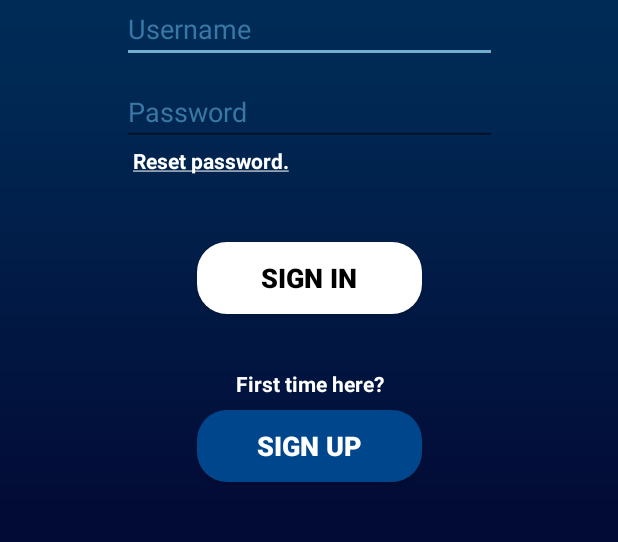
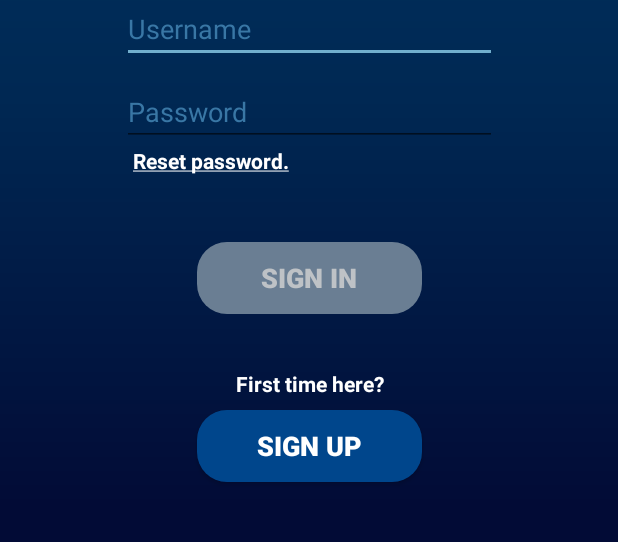
Before and after one commit to phsa/lifemove, an Android app: the screen it shows after launch (LoginActivity), on a phone screen of 412 x 824 dp, the part 313-855 px from its top. Run offline under Robolectric (Android 15) with nearby library versions, the phone set to English and light mode, and no system bars.

Commit message:
refactoring/demo_fixes: login screen view elements behavior configured

```diff
--- a/android/app/src/main/res/drawable/light_rounded_button.xml
+++ b/android/app/src/main/res/drawable/light_rounded_button.xml
@@ -1,11 +1,13 @@
 <?xml version="1.0" encoding="utf-8"?>
 <selector xmlns:android="http://schemas.android.com/apk/res/android" >
+
     <item android:state_pressed="true" >
         <shape android:shape="rectangle"  >
             <corners android:radius="@dimen/button_radius" />
             <gradient android:angle="-90" android:startColor="@color/dark_highlight" android:endColor="@color/dark_highlight"  />
         </shape>
     </item>
+
     <item android:state_focused="true">
         <shape android:shape="rectangle"  >
             <corners android:radius="@dimen/button_radius" />
@@ -13,6 +15,15 @@
             <solid android:color="@color/highlight"/>
         </shape>
     </item>
+
+    <item android:state_enabled="false">
+        <shape android:shape="rectangle"  >
+            <corners android:radius="@dimen/button_radius" />
+            <stroke android:width="0dip" android:color="@color/disabling" />
+            <solid android:color="@color/disabling"/>
+        </shape>
+    </item>
+
     <item >
         <shape android:shape="rectangle"  >
             <corners android:radius="@dimen/button_radius" />
--- a/android/app/src/main/res/drawable/primary_rounded_button.xml
+++ b/android/app/src/main/res/drawable/primary_rounded_button.xml
@@ -1,11 +1,13 @@
 <?xml version="1.0" encoding="utf-8"?>
 <selector xmlns:android="http://schemas.android.com/apk/res/android" >
+
     <item android:state_pressed="true" >
         <shape android:shape="rectangle"  >
             <corners android:radius="@dimen/button_radius" />
-        <gradient android:angle="-90" android:startColor="@color/soft_highlight" android:endColor="@color/soft_highlight"  />
+            <gradient android:angle="-90" android:startColor="@color/dark_highlight" android:endColor="@color/dark_highlight"  />
         </shape>
     </item>
+
     <item android:state_focused="true">
         <shape android:shape="rectangle"  >
             <corners android:radius="@dimen/button_radius" />
@@ -13,6 +15,15 @@
             <solid android:color="@color/highlight"/>
         </shape>
     </item>
+
+    <item android:state_enabled="false">
+        <shape android:shape="rectangle"  >
+            <corners android:radius="@dimen/button_radius" />
+            <stroke android:width="0dip" android:color="@color/disabling" />
+            <solid android:color="@color/disabling"/>
+        </shape>
+    </item>
+
     <item >
         <shape android:shape="rectangle"  >
             <corners android:radius="@dimen/button_radius" />
--- a/android/app/src/main/res/layout-land-v21/login_activity.xml
+++ b/android/app/src/main/res/layout-land-v21/login_activity.xml
@@ -28,10 +28,10 @@
         android:layout_width="0dp"
         android:layout_height="wrap_content"
         android:hint="@string/hint_username"
-        android:textColorHint="@color/hint_color"
+        android:textColorHint="@color/hint"
         android:backgroundTint="@color/light_highlight"
         android:inputType="textEmailAddress"
-        android:textColor="@color/input_field_color"
+        android:textColor="@color/input_field"
         app:layout_constraintWidth_percent="0.45"
         app:layout_constraintEnd_toEndOf="parent"
         app:layout_constraintStart_toEndOf="@+id/login_logo_holder"
@@ -44,9 +44,9 @@
         android:layout_width="0dp"
         android:layout_height="wrap_content"
         android:hint="@string/hint_password"
-        android:textColorHint="@color/hint_color"
+        android:textColorHint="@color/hint"
         android:inputType="textPassword"
-        android:textColor="@color/input_field_color"
+        android:textColor="@color/input_field"
         android:backgroundTint="@color/light_highlight"
         app:layout_constraintWidth_percent="0.45"
         app:layout_constraintTop_toBottomOf="@+id/login_username_field"
@@ -62,9 +62,10 @@
         android:layout_width="wrap_content"
         android:layout_height="wrap_content"
         android:minWidth="@dimen/button_width"
+        android:enabled="false"
         android:background="@drawable/light_rounded_button"
         android:text="@string/prompt_sign_in"
-        android:textColor="@color/black"
+        android:textColor="@color/disabled_text"
         android:textSize="@dimen/button_text_size"
         android:textStyle="bold"
         app:layout_constraintBottom_toBottomOf="parent"
--- a/android/app/src/main/res/layout-land/login_activity.xml
+++ b/android/app/src/main/res/layout-land/login_activity.xml
@@ -29,9 +29,9 @@
         android:layout_width="0dp"
         android:layout_height="wrap_content"
         android:hint="@string/hint_username"
-        android:textColorHint="@color/hint_color"
+        android:textColorHint="@color/hint"
         android:inputType="textEmailAddress"
-        android:textColor="@color/input_field_color"
+        android:textColor="@color/input_field"
         app:layout_constraintWidth_percent="0.45"
         app:layout_constraintEnd_toEndOf="parent"
         app:layout_constraintStart_toEndOf="@+id/login_logo_holder"
@@ -43,9 +43,9 @@
         android:layout_width="0dp"
         android:layout_height="wrap_content"
         android:hint="@string/hint_password"
-        android:textColorHint="@color/hint_color"
+        android:textColorHint="@color/hint"
         android:inputType="textPassword"
-        android:textColor="@color/input_field_color"
+        android:textColor="@color/input_field"
         app:layout_constraintWidth_percent="0.45"
         app:layout_constraintTop_toBottomOf="@+id/login_username_field"
         app:layout_constraintBottom_toBottomOf="@+id/login_logo_holder"
@@ -60,9 +60,10 @@
         android:layout_width="wrap_content"
         android:layout_height="wrap_content"
         android:minWidth="@dimen/button_width"
+        android:enabled="false"
         android:background="@drawable/light_rounded_button"
         android:text="@string/prompt_sign_in"
-        android:textColor="@color/black"
+        android:textColor="@color/disabled_text"
         android:textSize="@dimen/button_text_size"
         android:textStyle="bold"
         app:layout_constraintBottom_toBottomOf="parent"
--- a/android/app/src/main/res/layout-v21/login_activity.xml
+++ b/android/app/src/main/res/layout-v21/login_activity.xml
@@ -41,9 +41,9 @@
             android:layout_width="250dp"
             android:layout_height="wrap_content"
             android:hint="@string/hint_username"
-            android:textColorHint="@color/hint_color"
+            android:textColorHint="@color/hint"
             android:inputType="textEmailAddress"
-            android:textColor="@color/input_field_color"
+            android:textColor="@color/input_field"
             app:layout_constraintEnd_toEndOf="parent"
             app:layout_constraintStart_toStartOf="parent"
             app:layout_constraintTop_toBottomOf="@+id/login_logo_holder" />
@@ -55,9 +55,9 @@
             android:layout_height="wrap_content"
             android:layout_marginTop="10dp"
             android:hint="@string/hint_password"
-            android:textColorHint="@color/hint_color"
+            android:textColorHint="@color/hint"
             android:inputType="textPassword"
-            android:textColor="@color/input_field_color"
+            android:textColor="@color/input_field"
             app:layout_constraintEnd_toEndOf="parent"
             app:layout_constraintStart_toStartOf="parent"
             app:layout_constraintTop_toBottomOf="@+id/login_username_field"
@@ -85,12 +85,12 @@
             android:layout_height="wrap_content"
             android:minWidth="@dimen/button_width"
             android:layout_marginTop="@dimen/action_button_top_margin"
+            android:enabled="false"
             android:background="@drawable/light_rounded_button"
             android:text="@string/prompt_sign_in"
-            android:textColor="@color/black"
+            android:textColor="@color/disabled_text"
             android:textSize="@dimen/button_text_size"
             android:textStyle="bold"
-            android:backgroundTint="@color/white"
             app:layout_constraintEnd_toEndOf="parent"
             app:layout_constraintStart_toStartOf="parent"
             app:layout_constraintTop_toBottomOf="@+id/login_password_field" />
--- a/android/app/src/main/res/layout/login_activity.xml
+++ b/android/app/src/main/res/layout/login_activity.xml
@@ -41,9 +41,9 @@
             android:layout_width="250dp"
             android:layout_height="wrap_content"
             android:hint="@string/hint_username"
-            android:textColorHint="@color/hint_color"
+            android:textColorHint="@color/hint"
             android:inputType="textEmailAddress"
-            android:textColor="@color/input_field_color"
+            android:textColor="@color/input_field"
             app:layout_constraintEnd_toEndOf="parent"
             app:layout_constraintStart_toStartOf="parent"
             app:layout_constraintTop_toBottomOf="@+id/login_logo_holder" />
@@ -55,9 +55,9 @@
             android:layout_height="wrap_content"
             android:layout_marginTop="10dp"
             android:hint="@string/hint_password"
-            android:textColorHint="@color/hint_color"
+            android:textColorHint="@color/hint"
             android:inputType="textPassword"
-            android:textColor="@color/input_field_color"
+            android:textColor="@color/input_field"
             app:layout_constraintEnd_toEndOf="parent"
             app:layout_constraintStart_toStartOf="parent"
             app:layout_constraintTop_toBottomOf="@+id/login_username_field"
@@ -85,9 +85,10 @@
             android:layout_height="wrap_content"
             android:minWidth="@dimen/button_width"
             android:layout_marginTop="@dimen/action_button_top_margin"
+            android:enabled="false"
             android:background="@drawable/light_rounded_button"
             android:text="@string/prompt_sign_in"
-            android:textColor="@color/black"
+            android:textColor="@color/disabled_text"
             android:textSize="@dimen/button_text_size"
             android:textStyle="bold"
             app:layout_constraintEnd_toEndOf="parent"
--- a/android/app/src/main/res/values/colors.xml
+++ b/android/app/src/main/res/values/colors.xml
@@ -3,8 +3,6 @@
 
     <!-- Basic colors -->
     <color name="black">#000000</color>
-    <color name="dark_green">#628C6C</color>
-    <color name="green">#00FF00</color>
     <color name="white">#FFFFFF</color>
     <color name="red">#FF0000</color>
 
@@ -19,8 +17,10 @@
     <color name="soft_highlight">#B4E3F5</color>
     <color name="light_highlight">#E3E3FF</color>
 
-    <color name="hint_color">@color/dark_highlight</color>
-    <color name="input_field_color">@color/white</color>
+    <color name="hint">@color/dark_highlight</color>
+    <color name="input_field">@color/white</color>
+    <color name="disabling">#6A7E93</color>
+    <color name="disabled_text">#BEC2C6</color>
 
 
 </resources>
```
Also changed, not shown: android/app/src/main/java/br/com/lifemove/view/LoginActivity.java (+74 -2 lines), android/app/src/main/res/layout/activity_registration.xml (+12 -11 lines). Lines whose indentation alone changed are shown as unchanged.
